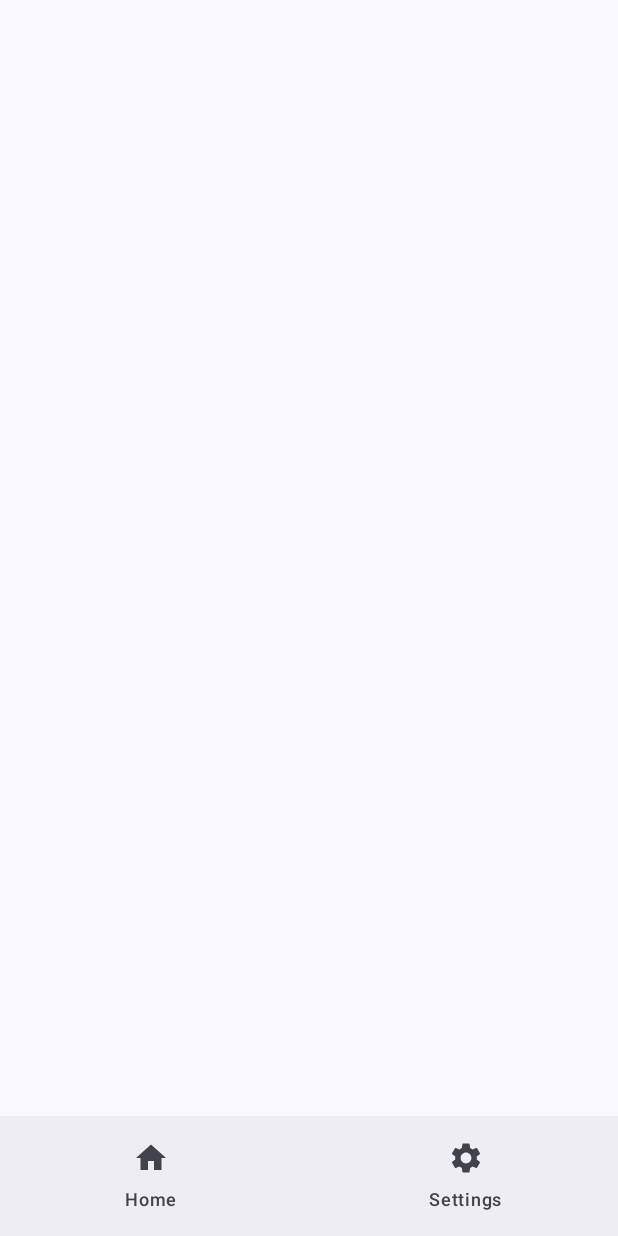
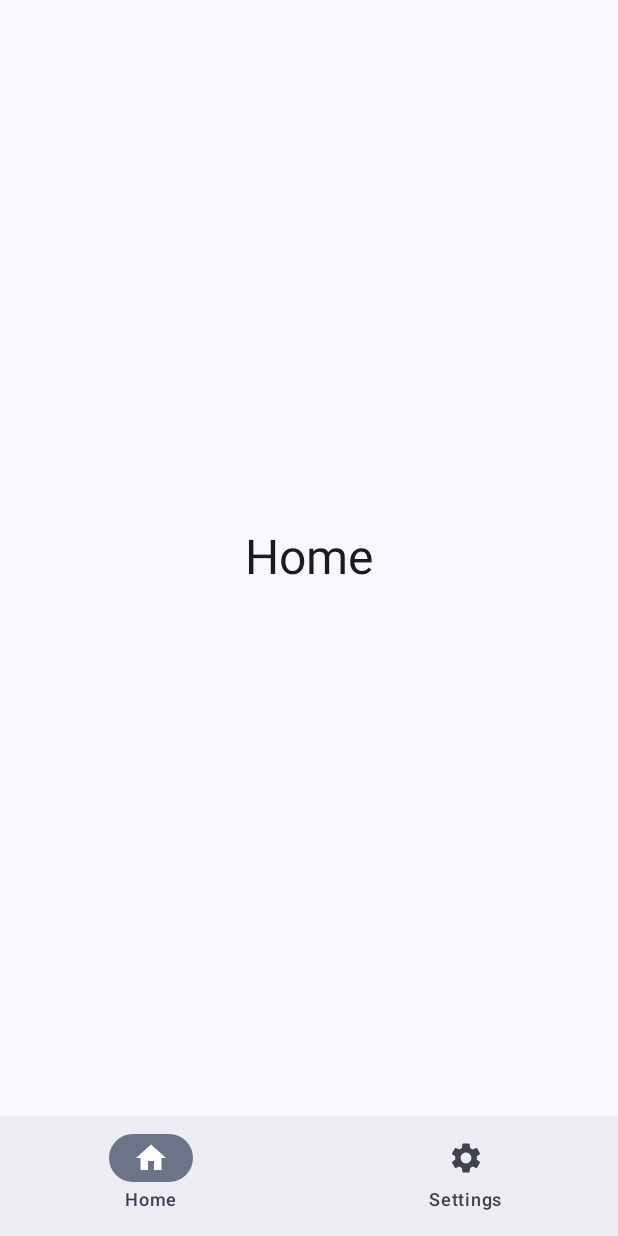
Before and after one commit to samin-al-wasee/expenzo, an Android app built with Jetpack Compose: the screen it shows after launch (MainActivity), on a phone screen of 412 x 824 dp. Before the commit the screen is almost empty. Run offline under Robolectric (Android 15) with nearby library versions, the phone set to English and light mode, and no system bars.

Commit message:
[feat] Add main screen, screen content components

```diff
--- a/app/src/main/java/com/saw/expenzo/MainActivity.kt
+++ b/app/src/main/java/com/saw/expenzo/MainActivity.kt
@@ -4,13 +4,9 @@ import android.os.Bundle
 import androidx.activity.ComponentActivity
 import androidx.activity.compose.setContent
 import androidx.activity.enableEdgeToEdge
-import androidx.compose.foundation.layout.padding
-import androidx.compose.material3.Scaffold
-import androidx.compose.material3.Surface
 import androidx.compose.runtime.Composable
-import androidx.compose.ui.Modifier
 import androidx.compose.ui.tooling.preview.Preview
-import com.saw.expenzo.ui.components.BottomNavigationBar
+import com.saw.expenzo.ui.components.MainScreen
 import com.saw.expenzo.ui.theme.ExpenzoTheme
 
 class MainActivity : ComponentActivity() {
@@ -19,16 +15,7 @@ class MainActivity : ComponentActivity() {
         enableEdgeToEdge()
         setContent {
             ExpenzoTheme {
-                Scaffold(
-                    bottomBar = {
-                        BottomNavigationBar()
-                    }
-                ) { innerPadding ->
-                    Surface(
-                        modifier = Modifier.padding(innerPadding)
-                    ) {
-                    }
-                }
+                MainScreen()
             }
         }
     }
@@ -36,17 +23,8 @@ class MainActivity : ComponentActivity() {
 
 @Preview(showBackground = true)
 @Composable
-fun GreetingPreview() {
+fun ExpenzoPreview() {
     ExpenzoTheme {
-        Scaffold(
-            bottomBar = {
-                BottomNavigationBar()
-            }
-        ) { innerPadding ->
-            Surface(
-                modifier = Modifier.padding(innerPadding)
-            ) {
-            }
-        }
+        MainScreen()
     }
 }
--- a/app/src/main/java/com/saw/expenzo/ui/components/BottomNavigationBar.kt
+++ b/app/src/main/java/com/saw/expenzo/ui/components/BottomNavigationBar.kt
@@ -1,8 +1,5 @@
 package com.saw.expenzo.ui.components
 
-import androidx.compose.material.icons.Icons
-import androidx.compose.material.icons.filled.Home
-import androidx.compose.material.icons.filled.Settings
 import androidx.compose.material3.Icon
 import androidx.compose.material3.NavigationBar
 import androidx.compose.material3.NavigationBarItem
@@ -10,19 +7,19 @@ import androidx.compose.material3.Text
 import androidx.compose.runtime.Composable
 
 @Composable
-fun BottomNavigationBar() {
+fun BottomNavigationBar(
+    navItems: List<NavItem>,
+    selectedItem: NavItem,
+    onItemClick: (NavItem) -> Unit
+) {
     NavigationBar {
-        NavigationBarItem(
-            selected = false,
-            onClick = {},
-            icon = { Icon(Icons.Default.Home, contentDescription = "Home") },
-            label = { Text("Home") }
-        )
-        NavigationBarItem(
-            selected = false,
-            onClick = {},
-            icon = { Icon(Icons.Default.Settings, contentDescription = "Settings") },
-            label = { Text("Settings") }
-        )
+        navItems.forEach { navItem ->
+            NavigationBarItem(
+                selected = navItem == selectedItem,
+                onClick = { onItemClick(navItem) },
+                icon = { Icon(navItem.icon, contentDescription = navItem.label) },
+                label = { Text(navItem.label) }
+            )
+        }
     }
 }
--- /dev/null
+++ b/app/src/main/java/com/saw/expenzo/ui/components/MainScreen.kt
@@ -0,0 +1,50 @@
+package com.saw.expenzo.ui.components
+
+import androidx.compose.foundation.layout.fillMaxSize
+import androidx.compose.foundation.layout.padding
+import androidx.compose.material.icons.Icons
+import androidx.compose.material.icons.filled.Home
+import androidx.compose.material.icons.filled.Settings
+import androidx.compose.material3.Scaffold
+import androidx.compose.material3.Surface
+import androidx.compose.runtime.Composable
+import androidx.compose.runtime.getValue
+import androidx.compose.runtime.mutableStateOf
+import androidx.compose.runtime.remember
+import androidx.compose.runtime.setValue
+import androidx.compose.ui.Modifier
+import androidx.compose.ui.graphics.vector.ImageVector
+
+data class NavItem(
+    val label: String,
+    val icon: ImageVector
+)
+
+val navItems = listOf(
+    NavItem("Home", Icons.Default.Home),
+    NavItem("Settings", Icons.Default.Settings)
+)
+
+@Composable
+fun MainScreen() {
+    var selectedItem by remember { mutableStateOf(navItems[0]) }
+
+    Scaffold(
+        bottomBar = {
+            BottomNavigationBar(
+                navItems = navItems,
+                selectedItem = selectedItem,
+                onItemClick = { selectedItem = it }
+            )
+        }
+    ) { innerPadding ->
+        Surface(
+            modifier = Modifier.Companion
+                .padding(innerPadding)
+                .fillMaxSize()
+        ) {
+            ScreenContent(navItems, selectedItem)
+        }
+    }
+
+}
--- /dev/null
+++ b/app/src/main/java/com/saw/expenzo/ui/components/ScreenContent.kt
@@ -0,0 +1,26 @@
+package com.saw.expenzo.ui.components
+
+import androidx.compose.foundation.layout.Box
+import androidx.compose.foundation.layout.fillMaxSize
+import androidx.compose.material3.MaterialTheme
+import androidx.compose.material3.Text
+import androidx.compose.runtime.Composable
+import androidx.compose.ui.Alignment
+import androidx.compose.ui.Modifier
+
+@Composable
+fun ScreenContent(
+    navItems: List<NavItem>,
+    selectedItem: NavItem
+) {
+    Box(
+        modifier = Modifier.fillMaxSize(),
+        contentAlignment = Alignment.Center
+    ) {
+        Text(
+            text = navItems.find { navItem -> navItem == selectedItem }?.label
+                ?: run { "Screen not found" },
+            style = MaterialTheme.typography.headlineLarge
+        )
+    }
+}
```
